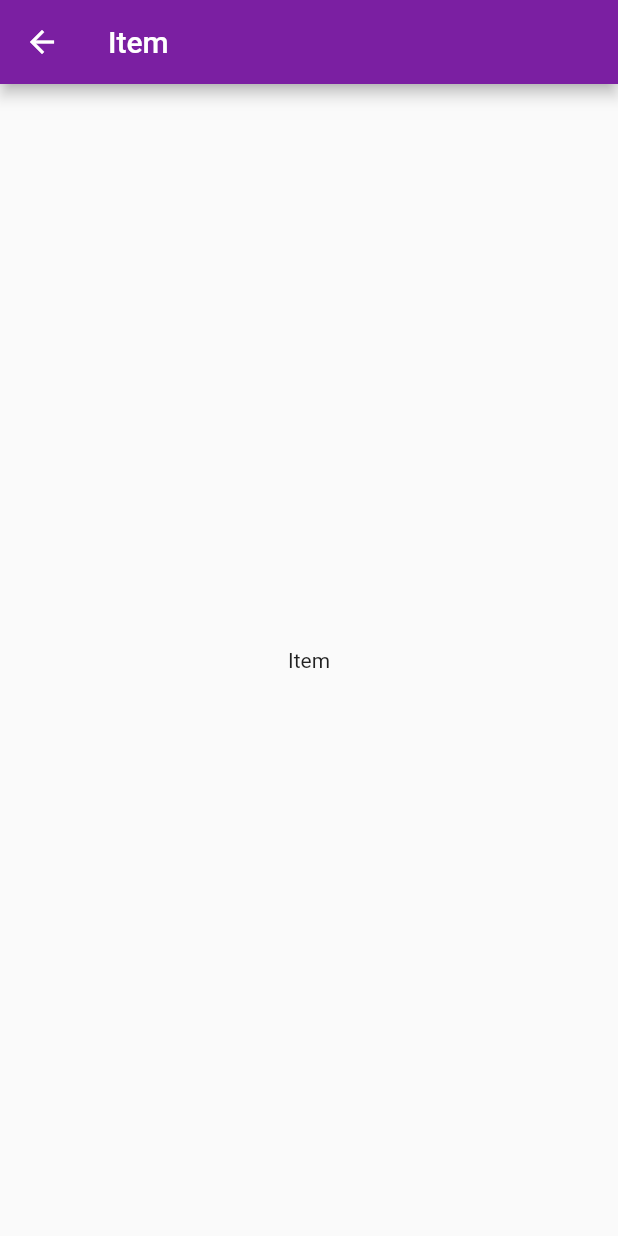
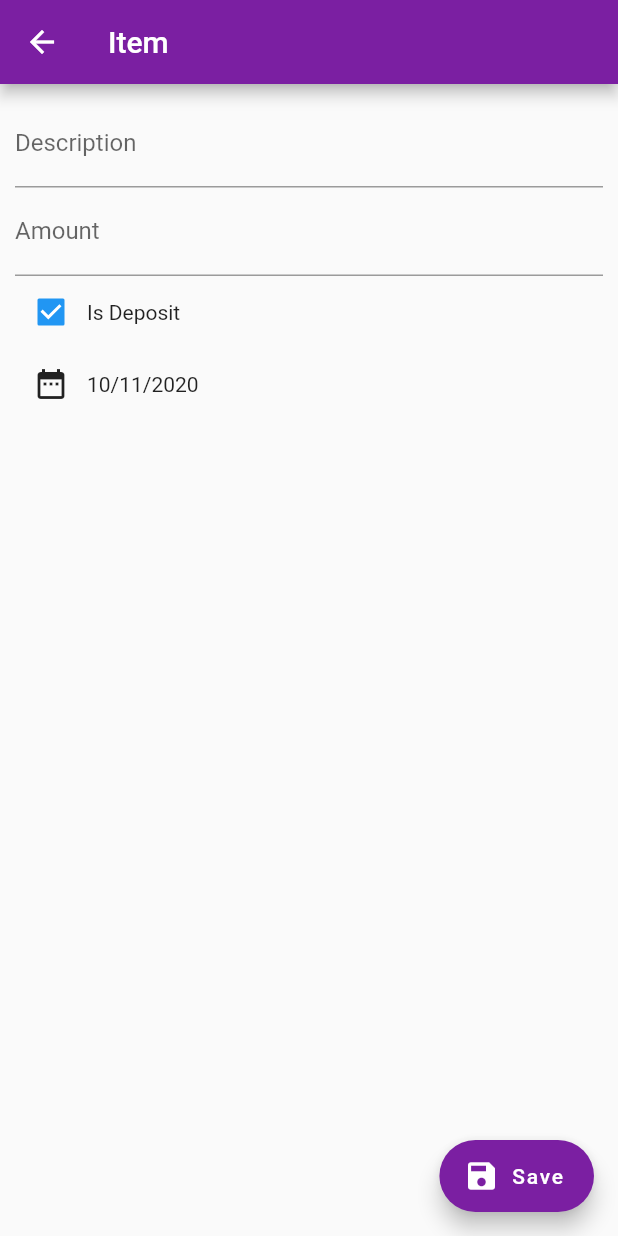
Before and after one commit to sanjaykarki/spend_tracker, a Flutter app: the ItemPage screen opened directly, on a phone screen of 412 x 824 dp. Run offline on Flutter 3.47's test engine with Material 2 defaults, Android fonts, the phone set to English and light mode, and no system bars.

Commit message:
Budget item entry

```diff
--- a/lib/pages/items/item_page.dart
+++ b/lib/pages/items/item_page.dart
@@ -1,14 +1,93 @@
 import 'package:flutter/material.dart';
+import 'package:intl/intl.dart';
 
-class ItemPage extends StatelessWidget {
+class ItemPage extends StatefulWidget {
+  @override
+  _ItemPageState createState() => _ItemPageState();
+}
+
+class _ItemPageState extends State<ItemPage> {
+  Map<String, dynamic> _formData = Map<String, dynamic>();
+  GlobalKey<FormState> _formKey = GlobalKey<FormState>();
+  bool _isDeposit = true;
+  DateTime _dateTime = DateTime.now();
+
   @override
   Widget build(BuildContext context) {
     return Scaffold(
       appBar: AppBar(
         title: const Text('Item'),
       ),
-      body: Center(
-        child: const Text('Item'),
+      body: Form(
+        key: _formKey,
+        child: Padding(
+          padding: const EdgeInsets.all(10.0),
+          child: Column(
+            children: [
+              TextFormField(
+                decoration: InputDecoration(labelText: 'Description'),
+                validator: (String value) => value.isEmpty ? 'Required' : null,
+                onSaved: (String value) => _formData['Description'] = value,
+              ),
+              TextFormField(
+                decoration: InputDecoration(labelText: 'Amount'),
+                validator: (String value) {
+                  if (value.isEmpty) return 'Required';
+                  if (double.tryParse(value) == null)
+                    return 'Invalid number';
+                  else
+                    return null;
+                },
+                onSaved: (String value) =>
+                    _formData['amount'] = double.parse(value),
+              ),
+              Row(
+                children: [
+                  Checkbox(
+                    value: _isDeposit,
+                    onChanged: (bool value) {
+                      setState(() {
+                        _isDeposit = value;
+                      });
+                    },
+                  ),
+                  const Text('Is Deposit'),
+                ],
+              ),
+              Row(
+                children: [
+                  IconButton(
+                    icon: Icon(Icons.date_range),
+                    onPressed: () async {
+                      var date = await showDatePicker(
+                        context: context,
+                        initialDate: _dateTime,
+                        firstDate: DateTime.now().add(Duration(days: -365)),
+                        lastDate: DateTime.now().add(Duration(days: 365)),
+                      );
+                      if (date == null) return;
+
+                      setState(() {
+                        _dateTime = date;
+                      });
+                    },
+                  ),
+                  Text(DateFormat('MM/dd/yyyy').format(_dateTime)),
+                ],
+              ),
+            ],
+          ),
+        ),
+      ),
+      floatingActionButton: FloatingActionButton.extended(
+        onPressed: () {
+          if (!_formKey.currentState.validate()) return;
+          _formKey.currentState.save();
+          Navigator.of(context).pop();
+        },
+        label: Text('Save'),
+        icon: Icon(Icons.save),
+        backgroundColor: Colors.purple[700],
       ),
     );
   }
```
Also changed, not shown: lib/pages/home/home_page.dart (+14 -1 lines).
